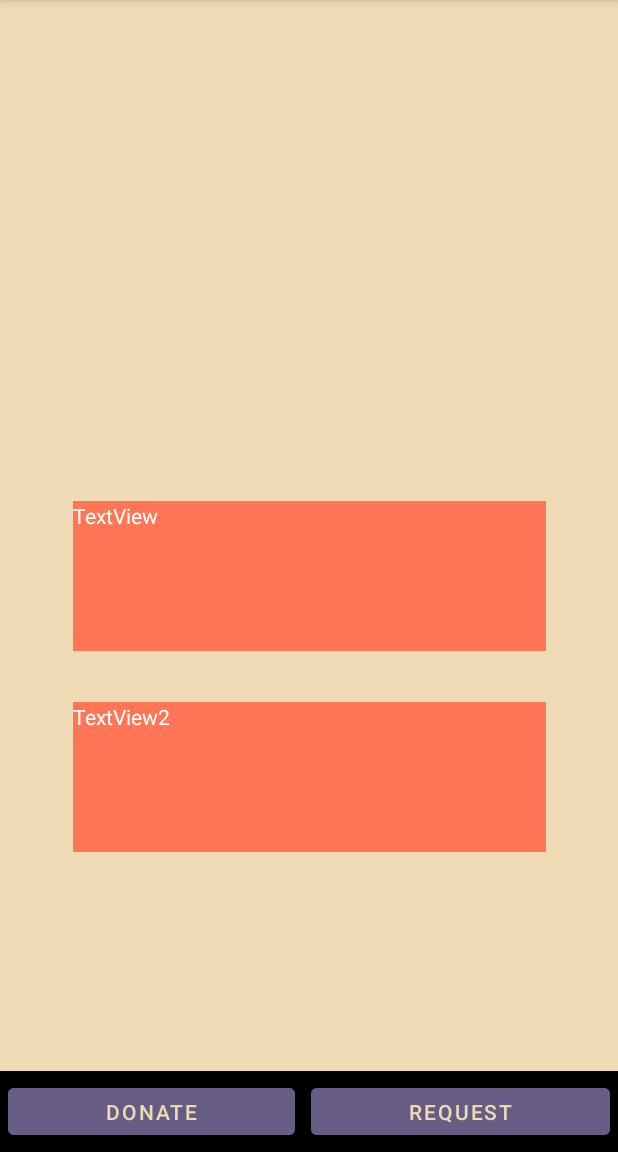
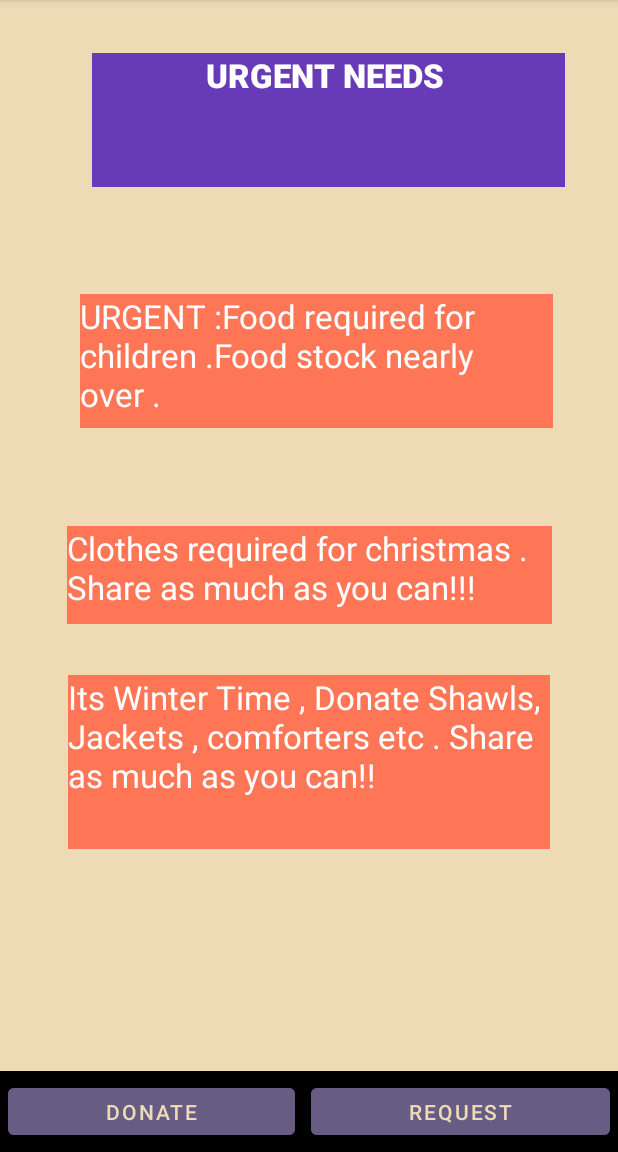
Before and after one commit to Hydrangea-Hacks/SocialGood, an Android app: the screen it shows after launch once a user with an empty profile is signed in (HomeScreen), on a phone screen of 412 x 824 dp, the part 84-1236 px from its top. Run offline under Robolectric (Android 15) with nearby library versions, the phone set to English and light mode, and no system bars; our stand-ins replace Firebase (no records; nobody signed in at launch, a user with empty details on screens opened directly).

Commit message:
With changes to color scheme of slides

```diff
--- a/app/src/main/res/layout/activity_home_screen.xml
+++ b/app/src/main/res/layout/activity_home_screen.xml
@@ -40,23 +40,59 @@
 
     <TextView
         android:id="@+id/textView"
-        android:layout_width="315dp"
-        android:layout_height="100dp"
+        android:layout_width="323dp"
+        android:layout_height="65dp"
         android:background="@color/purple_500"
-        android:text="TextView"
+        android:text="Clothes required for christmas . Share as much as you can!!!"
+        android:textAppearance="@style/TextAppearance.AppCompat.Large"
         android:textColor="#FFFFFF"
         app:layout_constraintBottom_toBottomOf="parent"
         app:layout_constraintEnd_toEndOf="parent"
         app:layout_constraintStart_toStartOf="parent"
-        app:layout_constraintTop_toTopOf="parent" />
+        app:layout_constraintTop_toTopOf="parent"
+        app:layout_constraintVertical_bias="0.499" />
+
+    <TextView
+        android:id="@+id/textView4"
+        android:layout_width="315dp"
+        android:layout_height="89dp"
+        android:background="@color/purple_500"
+        android:text="URGENT :Food required for children .Food stock nearly over . "
+        android:textAppearance="@style/TextAppearance.AppCompat.Large"
+        android:textColor="#FFFFFF"
+        app:layout_constraintBottom_toBottomOf="parent"
+        app:layout_constraintEnd_toEndOf="parent"
+        app:layout_constraintHorizontal_bias="0.555"
+        app:layout_constraintStart_toStartOf="parent"
+        app:layout_constraintTop_toTopOf="parent"
+        app:layout_constraintVertical_bias="0.289" />
+
+    <TextView
+        android:id="@+id/textView5"
+        android:layout_width="315dp"
+        android:layout_height="89dp"
+        android:background="#673AB7"
+        android:fontFamily="sans-serif-black"
+        android:foregroundGravity="center|center_horizontal"
+        android:text="URGENT NEEDS "
+        android:textAlignment="center"
+        android:textAppearance="@style/TextAppearance.AppCompat.Large"
+        android:textColor="#FFFFFF"
+        app:layout_constraintBottom_toBottomOf="parent"
+        app:layout_constraintEnd_toEndOf="parent"
+        app:layout_constraintHorizontal_bias="0.635"
+        app:layout_constraintStart_toStartOf="parent"
+        app:layout_constraintTop_toTopOf="parent"
+        app:layout_constraintVertical_bias="0.052" />
 
     <TextView
         android:id="@+id/textView2"
-        android:layout_width="315dp"
-        android:layout_height="100dp"
+        android:layout_width="321dp"
+        android:layout_height="116dp"
         android:layout_marginTop="34dp"
         android:background="@color/purple_500"
-        android:text="TextView2"
+        android:text="Its Winter Time , Donate Shawls, Jackets , comforters etc . Share as much as you can!!"
+        android:textAppearance="@style/TextAppearance.AppCompat.Large"
         android:textColor="#FFFFFF"
         app:layout_constraintEnd_toEndOf="parent"
         app:layout_constraintHorizontal_bias="0.5"
```
